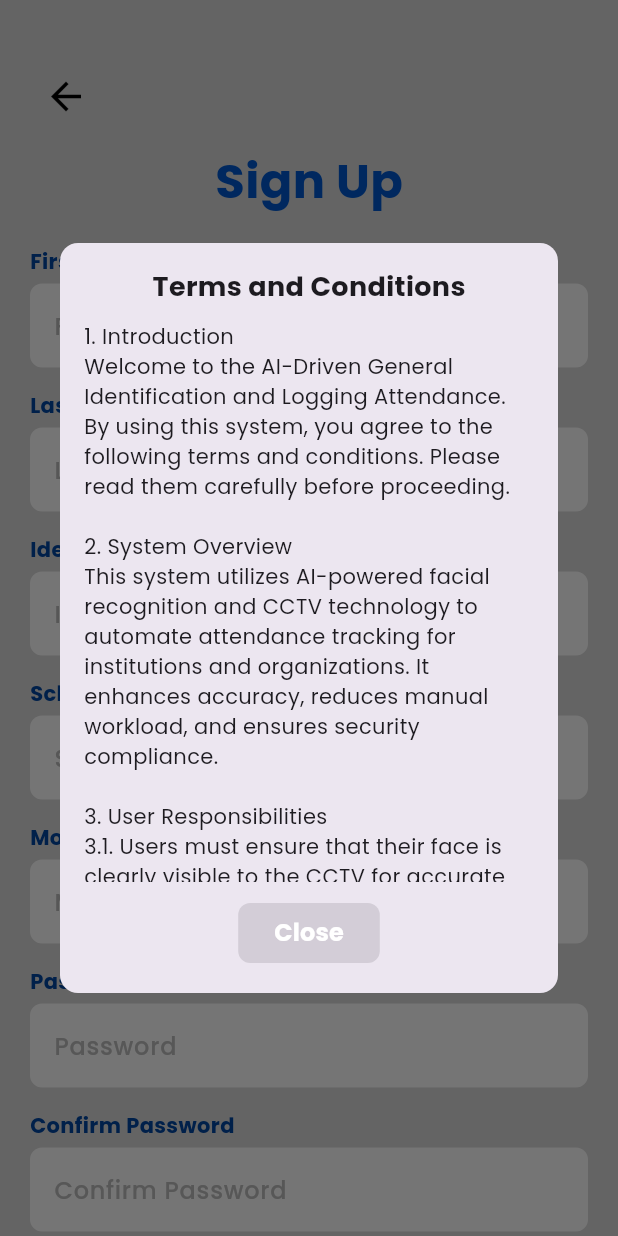
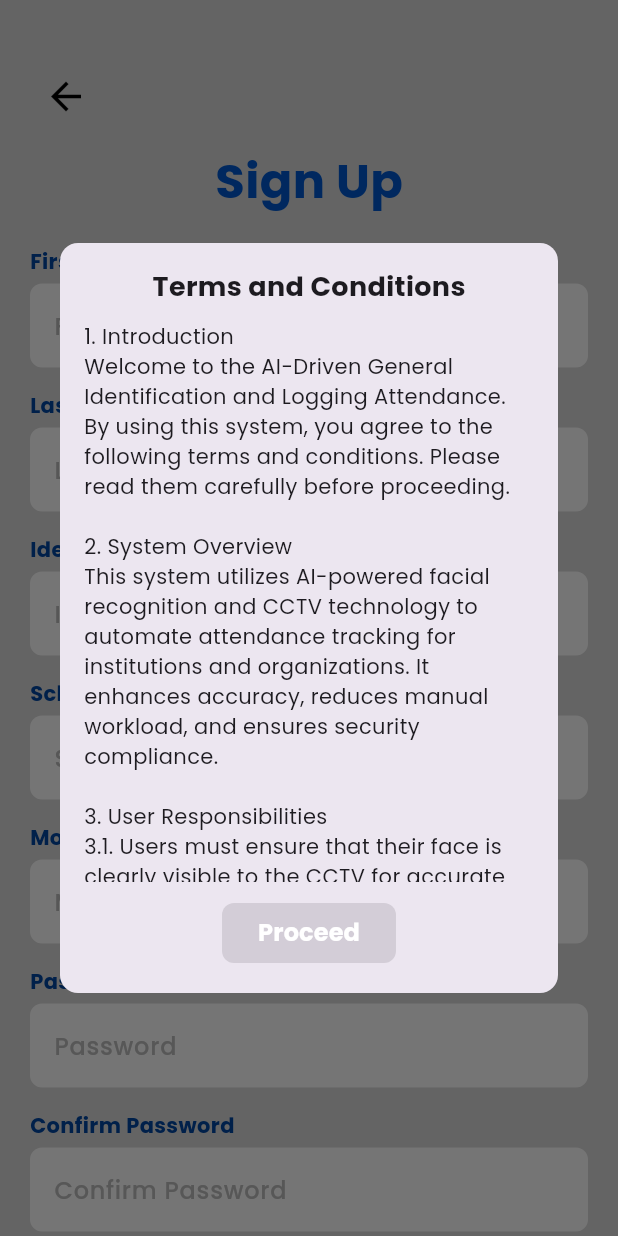
Before and after one commit to Gabbiruu18/AGILA_MOBILE, a Flutter app: the SignUpScreen screen opened by its route, on a phone screen of 412 x 824 dp. Run offline on Flutter 3.47's test engine with Material 3 defaults, Android fonts, the phone set to English and light mode, and no system bars; our stand-ins replace firebase_auth, firebase_core, google_fonts, permission_handler; missing offline and left inert: firebase_app_check; accounts and stored records are empty.

```diff
--- a/lib/terms.dart
+++ b/lib/terms.dart
@@ -145,7 +145,7 @@ By using the AI-Driven CCTV Attendance Monitoring System, you acknowledge that y
                   ),
                 ),
                 child: Text(
-                  "Close",
+                  "Proceed",
                   style: GoogleFonts.poppins(
                     fontSize: 16,
                     fontWeight: FontWeight.bold,
```
